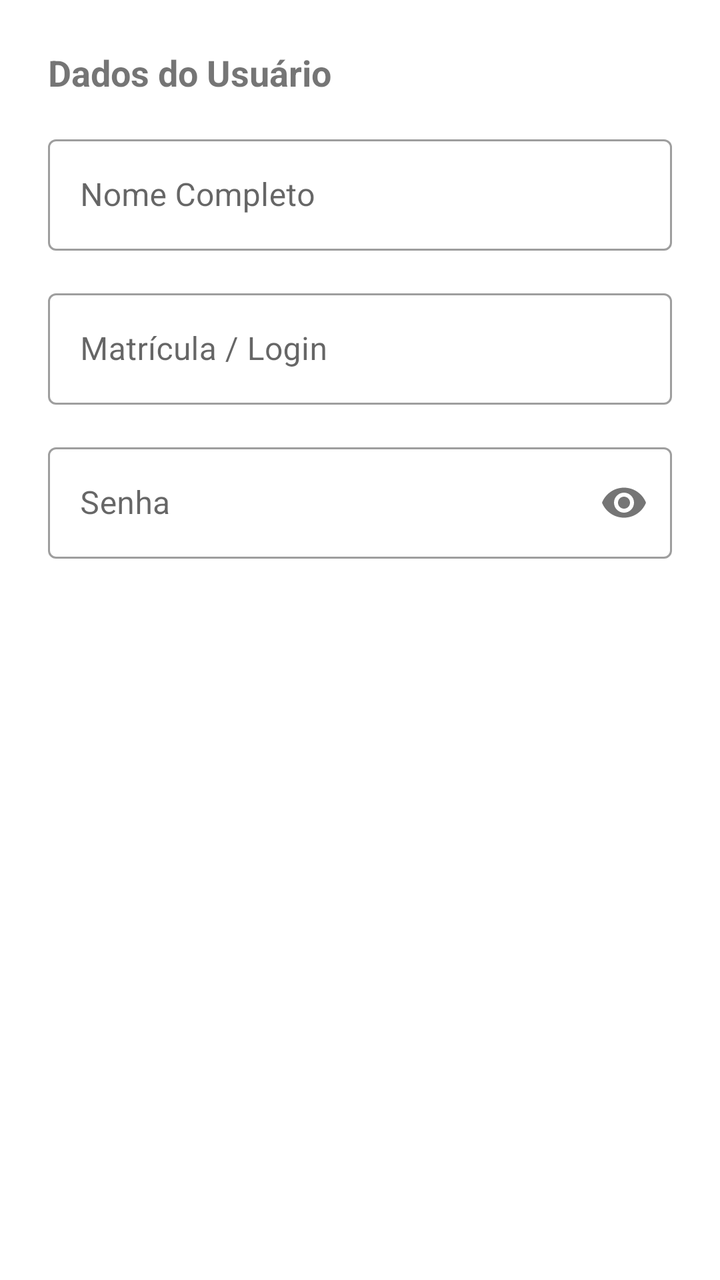
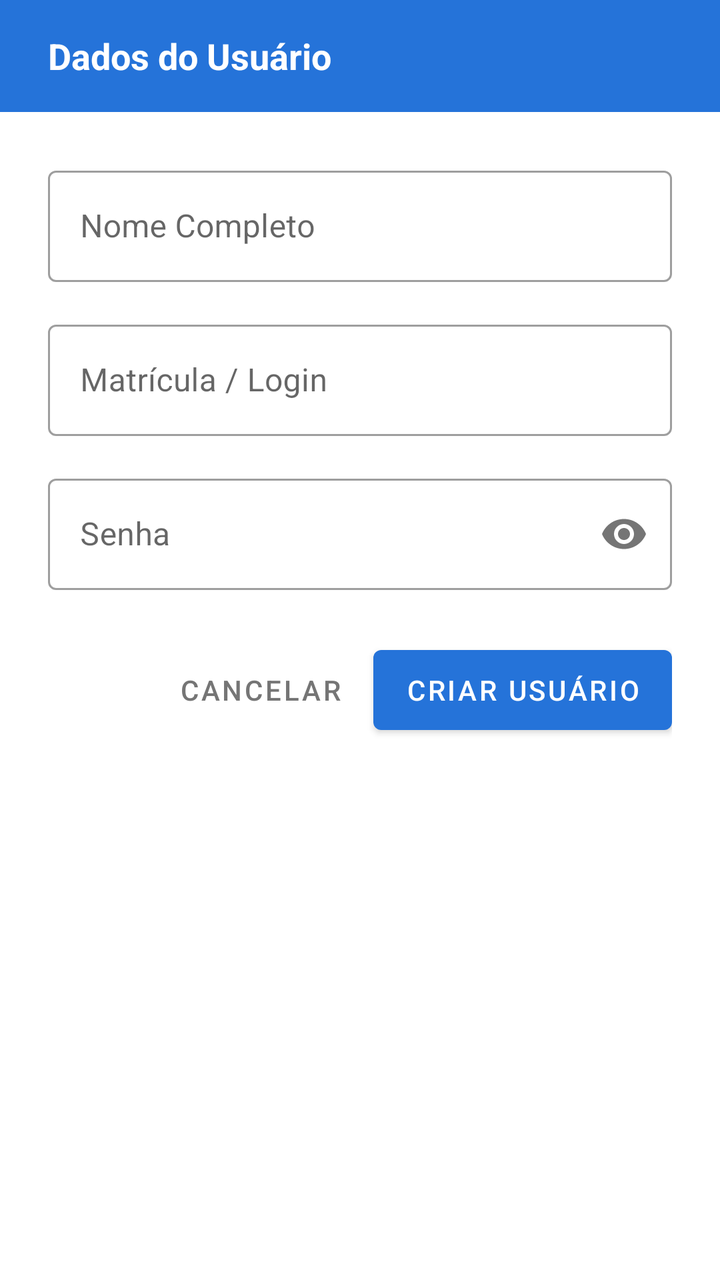

Compare the two renders of this Android layout. The source of the first and the diff that turns it into the second are given below.
<!-- AndroidManifest.xml: application theme Theme.ColetorPlus -->
<!-- res/layout/dialog_admin_novo_usuario.xml -->
<?xml version="1.0" encoding="utf-8"?>
<LinearLayout xmlns:android="http://schemas.android.com/apk/res/android"
    xmlns:app="http://schemas.android.com/apk/res-auto"
    android:layout_width="match_parent"
    android:layout_height="wrap_content"
    android:orientation="vertical"
    android:clipChildren="false"
    android:clipToPadding="false"
    android:padding="24dp">

    <TextView
        android:layout_width="match_parent"
        android:layout_height="wrap_content"
        android:layout_marginBottom="16dp"
        android:text="Dados do Usuário"
        android:textSize="18sp"
        android:textStyle="bold" />

    <com.google.android.material.textfield.TextInputLayout
        android:id="@+id/tilNovoUsuarioNome"
        style="@style/Widget.MaterialComponents.TextInputLayout.OutlinedBox"
        android:layout_width="match_parent"
        android:layout_height="wrap_content"
        android:layout_marginBottom="16dp"
        android:hint="Nome Completo">

        <com.google.android.material.textfield.TextInputEditText
            android:id="@+id/etNovoUsuarioNome"
            android:layout_width="match_parent"
            android:layout_height="wrap_content"
            android:inputType="textCapWords" />
    </com.google.android.material.textfield.TextInputLayout>

    <com.google.android.material.textfield.TextInputLayout
        android:id="@+id/tilNovoUsuarioMatricula"
        style="@style/Widget.MaterialComponents.TextInputLayout.OutlinedBox"
        android:layout_width="match_parent"
        android:layout_height="wrap_content"
        android:layout_marginBottom="16dp"
        android:hint="Matrícula / Login">

        <com.google.android.material.textfield.TextInputEditText
            android:id="@+id/etNovoUsuarioMatricula"
            android:layout_width="match_parent"
            android:layout_height="wrap_content"
            android:inputType="text" />
    </com.google.android.material.textfield.TextInputLayout>

    <com.google.android.material.textfield.TextInputLayout
        android:id="@+id/tilNovoUsuarioSenha"
        style="@style/Widget.MaterialComponents.TextInputLayout.OutlinedBox"
        android:layout_width="match_parent"
        android:layout_height="wrap_content"
        android:hint="Senha"
        app:passwordToggleEnabled="true">

        <com.google.android.material.textfield.TextInputEditText
            android:id="@+id/etNovoUsuarioSenha"
            android:layout_width="match_parent"
            android:layout_height="wrap_content"
            android:inputType="textPassword" />
    </com.google.android.material.textfield.TextInputLayout>

</LinearLayout>
<!-- resources referenced by this layout -->
<resources>
  <style name="Theme.ColetorPlus" parent="Theme.MaterialComponents.DayNight.DarkActionBar">
          
          <item name="colorPrimary">@color/purple_500</item>
          <item name="colorPrimaryVariant">@color/purple_700</item>
          <item name="colorOnPrimary">@color/white</item>
          
          <item name="colorSecondary">@color/teal_200</item>
          <item name="colorSecondaryVariant">@color/teal_700</item>
          <item name="colorOnSecondary">@color/black</item>
          
          <item name="android:statusBarColor">?attr/colorPrimaryVariant</item>
          
      </style>
  <color name="purple_500">#2573D9</color>
  <color name="purple_700">#2573D9</color>
  <color name="white">#F2F2F2</color>
  <color name="teal_200">#FF03DAC5</color>
  <color name="teal_700">#FF018786</color>
  <color name="black">#FF000000</color>
</resources>

<!-- the commit's change to res/layout/dialog_admin_novo_usuario.xml (unified diff, before → after) -->
@@ -6,59 +6,101 @@
     android:orientation="vertical"
     android:clipChildren="false"
     android:clipToPadding="false"
-    android:padding="24dp">
+    android:background="@android:color/white">
 
-    <TextView
+    
+    <LinearLayout
+        android:layout_width="match_parent"
+        android:layout_height="56dp"
+        android:background="?attr/colorPrimary"
+        android:gravity="center_vertical"
+        android:paddingHorizontal="24dp">
+
+        <TextView
+            android:layout_width="wrap_content"
+            android:layout_height="wrap_content"
+            android:text="Dados do Usuário"
+            android:textColor="@android:color/white"
+            android:textSize="18sp"
+            android:textStyle="bold" />
+    </LinearLayout>
+
+    <LinearLayout
         android:layout_width="match_parent"
         android:layout_height="wrap_content"
-        android:layout_marginBottom="16dp"
-        android:text="Dados do Usuário"
-        android:textSize="18sp"
-        android:textStyle="bold" />
+        android:orientation="vertical"
+        android:padding="24dp">
 
-    <com.google.android.material.textfield.TextInputLayout
-        android:id="@+id/tilNovoUsuarioNome"
-        style="@style/Widget.MaterialComponents.TextInputLayout.OutlinedBox"
-        android:layout_width="match_parent"
-        android:layout_height="wrap_content"
-        android:layout_marginBottom="16dp"
-        android:hint="Nome Completo">
-
-        <com.google.android.material.textfield.TextInputEditText
-            android:id="@+id/etNovoUsuarioNome"
+        <com.google.android.material.textfield.TextInputLayout
+            android:id="@+id/tilNovoUsuarioNome"
+            style="@style/Widget.MaterialComponents.TextInputLayout.OutlinedBox"
             android:layout_width="match_parent"
             android:layout_height="wrap_content"
-            android:inputType="textCapWords" />
-    </com.google.android.material.textfield.TextInputLayout>
+            android:layout_marginBottom="16dp"
+            android:hint="Nome Completo">
 
-    <com.google.android.material.textfield.TextInputLayout
-        android:id="@+id/tilNovoUsuarioMatricula"
-        style="@style/Widget.MaterialComponents.TextInputLayout.OutlinedBox"
-        android:layout_width="match_parent"
-        android:layout_height="wrap_content"
-        android:layout_marginBottom="16dp"
-        android:hint="Matrícula / Login">
+            <com.google.android.material.textfield.TextInputEditText
+                android:id="@+id/etNovoUsuarioNome"
+                android:layout_width="match_parent"
+                android:layout_height="wrap_content"
+                android:inputType="textCapWords" />
+        </com.google.android.material.textfield.TextInputLayout>
 
-        <com.google.android.material.textfield.TextInputEditText
-            android:id="@+id/etNovoUsuarioMatricula"
+        <com.google.android.material.textfield.TextInputLayout
+            android:id="@+id/tilNovoUsuarioMatricula"
+            style="@style/Widget.MaterialComponents.TextInputLayout.OutlinedBox"
             android:layout_width="match_parent"
             android:layout_height="wrap_content"
-            android:inputType="text" />
-    </com.google.android.material.textfield.TextInputLayout>
+            android:layout_marginBottom="16dp"
+            android:hint="Matrícula / Login">
 
-    <com.google.android.material.textfield.TextInputLayout
-        android:id="@+id/tilNovoUsuarioSenha"
-        style="@style/Widget.MaterialComponents.TextInputLayout.OutlinedBox"
-        android:layout_width="match_parent"
-        android:layout_height="wrap_content"
-        android:hint="Senha"
-        app:passwordToggleEnabled="true">
+            <com.google.android.material.textfield.TextInputEditText
+                android:id="@+id/etNovoUsuarioMatricula"
+                android:layout_width="match_parent"
+                android:layout_height="wrap_content"
+                android:inputType="text" />
+        </com.google.android.material.textfield.TextInputLayout>
 
-        <com.google.android.material.textfield.TextInputEditText
-            android:id="@+id/etNovoUsuarioSenha"
+        <com.google.android.material.textfield.TextInputLayout
+            android:id="@+id/tilNovoUsuarioSenha"
+            style="@style/Widget.MaterialComponents.TextInputLayout.OutlinedBox"
             android:layout_width="match_parent"
             android:layout_height="wrap_content"
-            android:inputType="textPassword" />
-    </com.google.android.material.textfield.TextInputLayout>
+            android:layout_marginBottom="24dp"
+            android:hint="Senha"
+            app:passwordToggleEnabled="true">
 
+            <com.google.android.material.textfield.TextInputEditText
+                android:id="@+id/etNovoUsuarioSenha"
+                android:layout_width="match_parent"
+                android:layout_height="wrap_content"
+                android:inputType="textPassword" />
+        </com.google.android.material.textfield.TextInputLayout>
+
+        
+        <LinearLayout
+            android:layout_width="match_parent"
+            android:layout_height="wrap_content"
+            android:orientation="horizontal"
+            android:gravity="end">
+
+            <com.google.android.material.button.MaterialButton
+                android:id="@+id/btnCancelarUsuario"
+                style="@style/Widget.MaterialComponents.Button.TextButton"
+                android:layout_width="wrap_content"
+                android:layout_height="52dp"
+                android:text="CANCELAR"
+                android:textColor="#757575"
+                android:layout_marginEnd="8dp" />
+
+            <com.google.android.material.button.MaterialButton
+                android:id="@+id/btnSalvarUsuario"
+                android:layout_width="wrap_content"
+                android:layout_height="52dp"
+                android:text="CRIAR USUÁRIO"
+                android:textColor="@android:color/white"
+                app:backgroundTint="?attr/colorPrimary" />
+        </LinearLayout>
+
+    </LinearLayout>
 </LinearLayout>
